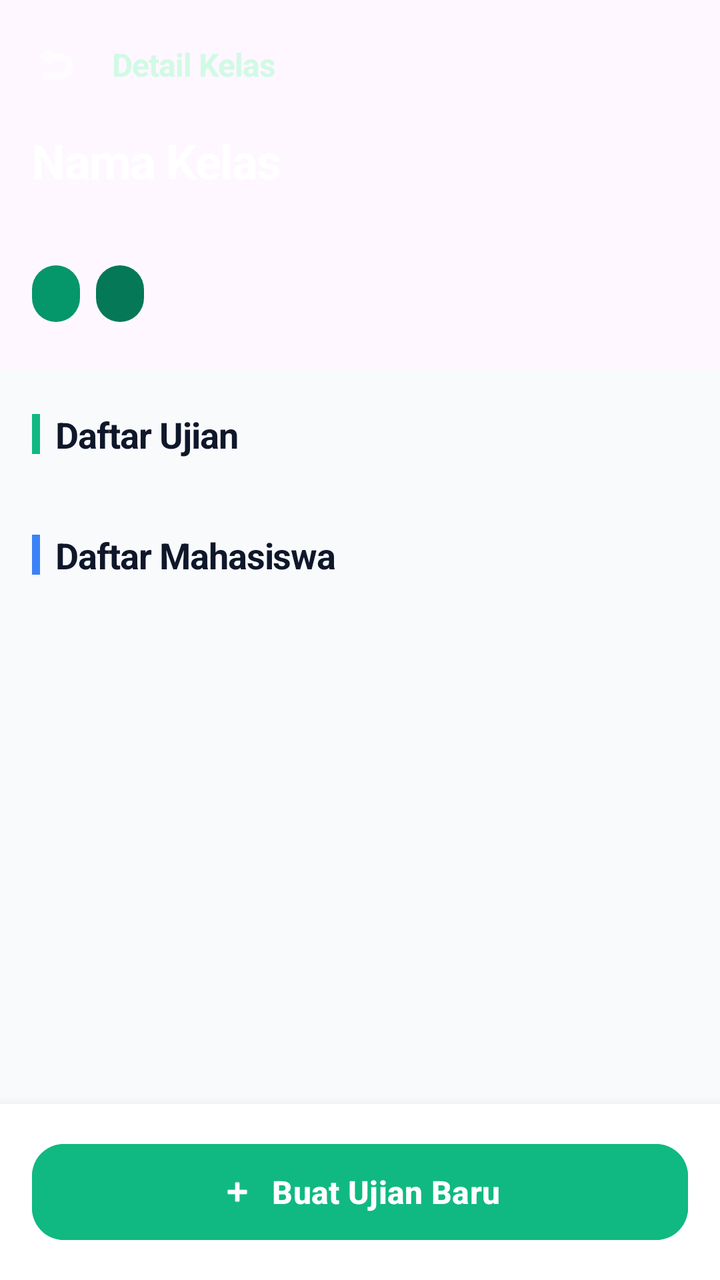
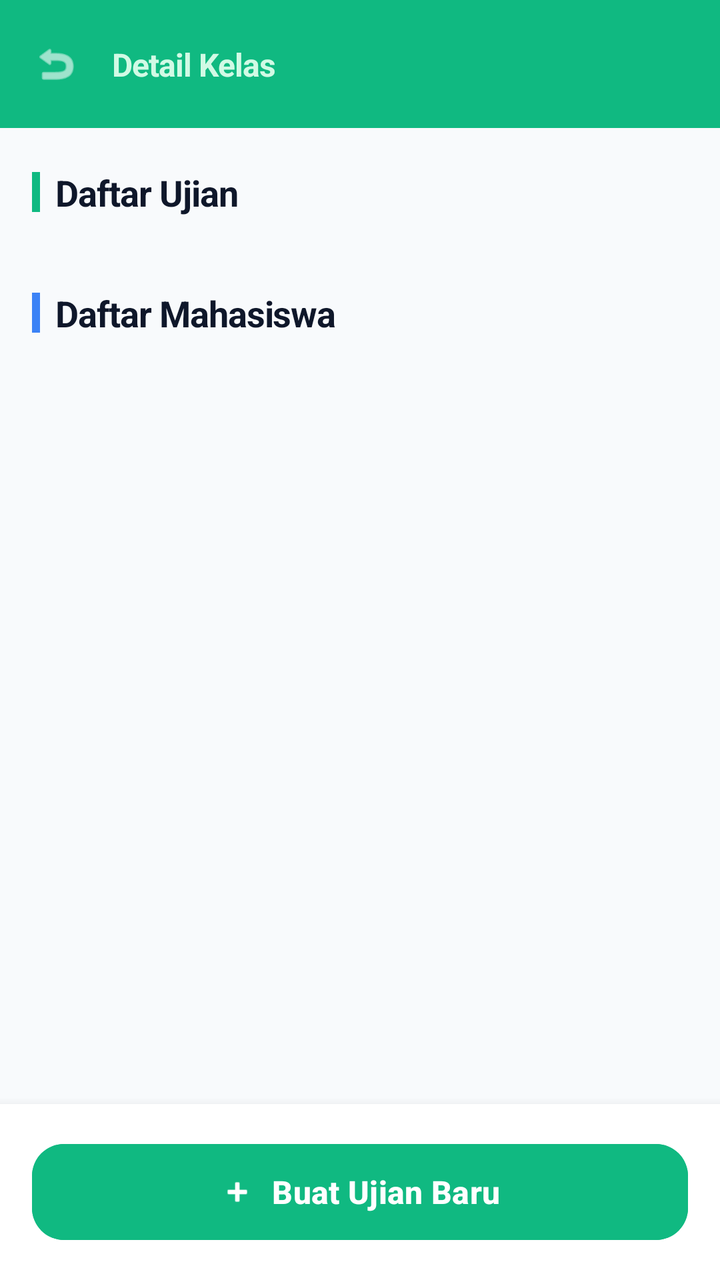

An Android layout rendered at two revisions. The XML below is the earlier revision; the diff shows what the commit changed to produce the second picture.
<!-- AndroidManifest.xml: application theme Theme.IFUnjaniExam -->
<!-- res/layout/activity_dosen_class_detail.xml -->
<?xml version="1.0" encoding="utf-8"?>
<androidx.coordinatorlayout.widget.CoordinatorLayout xmlns:android="http://schemas.android.com/apk/res/android"
    xmlns:app="http://schemas.android.com/apk/res-auto"
    android:layout_width="match_parent"
    android:layout_height="match_parent"
    android:background="#F8FAFC">

    <com.google.android.material.appbar.AppBarLayout
        android:id="@+id/appBarLayout"
        android:layout_width="match_parent"
        android:layout_height="wrap_content"
        app:elevation="0dp"
        app:backgroundTint="#10B981"
        app:layout_constraintTop_toTopOf="parent">

        <androidx.constraintlayout.widget.ConstraintLayout
            android:id="@+id/topBar"
            android:layout_width="match_parent"
            android:layout_height="?attr/actionBarSize">

            <ImageView
                android:id="@+id/btnBack"
                android:layout_width="40dp"
                android:layout_height="40dp"
                android:layout_marginStart="8dp"
                android:padding="8dp"
                android:src="@android:drawable/ic_menu_revert"
                app:tint="#FFFFFF"
                android:background="?attr/selectableItemBackgroundBorderless"
                android:clickable="true"
                android:focusable="true"
                app:layout_constraintBottom_toBottomOf="parent"
                app:layout_constraintStart_toStartOf="parent"
                app:layout_constraintTop_toTopOf="parent" />

            <TextView
                android:layout_width="wrap_content"
                android:layout_height="wrap_content"
                android:layout_marginStart="8dp"
                android:text="Detail Kelas"
                android:textColor="#D1FAE5"
                android:textSize="16sp"
                android:textStyle="bold"
                android:letterSpacing="-0.02"
                app:layout_constraintBottom_toBottomOf="parent"
                app:layout_constraintStart_toEndOf="@id/btnBack"
                app:layout_constraintTop_toTopOf="parent" />
        </androidx.constraintlayout.widget.ConstraintLayout>
        
        <LinearLayout
            android:layout_width="match_parent"
            android:layout_height="wrap_content"
            android:paddingHorizontal="16dp"
            android:paddingBottom="24dp"
            android:orientation="vertical">
            <TextView
                android:id="@+id/tvClassName"
                android:layout_width="match_parent"
                android:layout_height="wrap_content"
                android:text="Nama Kelas"
                android:textColor="#FFFFFF"
                android:textSize="24sp"
                android:textStyle="bold"
                android:letterSpacing="-0.02" />

            <TextView
                android:id="@+id/tvCourseName"
                android:layout_width="wrap_content"
                android:layout_height="wrap_content"
                android:layout_marginTop="4dp"
                android:textColor="#D1FAE5"
                android:textSize="15sp" />

            <LinearLayout
                android:layout_width="match_parent"
                android:layout_height="wrap_content"
                android:orientation="horizontal"
                android:layout_marginTop="12dp">

                
                <TextView
                    android:id="@+id/tvStudentCount"
                    android:layout_width="wrap_content"
                    android:layout_height="wrap_content"
                    android:background="@drawable/badge_teal"
                    android:backgroundTint="#059669"
                    android:paddingHorizontal="12dp"
                    android:paddingVertical="6dp"
                    android:textColor="#FFFFFF"
                    android:textSize="12sp"
                    android:layout_marginEnd="8dp" />

                
                <TextView
                    android:id="@+id/tvSemester"
                    android:layout_width="wrap_content"
                    android:layout_height="wrap_content"
                    android:background="@drawable/badge_green"
                    android:backgroundTint="#047857"
                    android:paddingHorizontal="12dp"
                    android:paddingVertical="6dp"
                    android:textColor="#FFFFFF"
                    android:textSize="12sp" />
            </LinearLayout>
        </LinearLayout>
    </com.google.android.material.appbar.AppBarLayout>

    <androidx.core.widget.NestedScrollView
        android:id="@+id/scrollContent"
        android:layout_width="match_parent"
        android:layout_height="match_parent"
        app:layout_behavior="@string/appbar_scrolling_view_behavior">

        <LinearLayout
            android:layout_width="match_parent"
            android:layout_height="wrap_content"
            android:orientation="vertical"
            android:paddingHorizontal="16dp"
            android:paddingTop="20dp"
            android:paddingBottom="100dp">

            <LinearLayout
                android:layout_width="match_parent"
                android:layout_height="wrap_content"
                android:gravity="center_vertical"
                android:orientation="horizontal"
                android:layout_marginBottom="12dp">

                <View
                    android:layout_width="4dp"
                    android:layout_height="20dp"
                    android:background="#10B981"
                    android:layout_marginEnd="8dp"
                    app:cornerRadius="2dp" />

                <TextView
                    android:layout_width="wrap_content"
                    android:layout_height="wrap_content"
                    android:text="Daftar Ujian"
                    android:textColor="#0F172A"
                    android:textSize="18sp"
                    android:textStyle="bold"
                    android:letterSpacing="-0.02" />
            </LinearLayout>

            <androidx.recyclerview.widget.RecyclerView
                android:id="@+id/rvExams"
                android:layout_width="match_parent"
                android:layout_height="wrap_content"
                android:nestedScrollingEnabled="false" />

            <TextView
                android:id="@+id/tvEmptyExams"
                android:layout_width="match_parent"
                android:layout_height="wrap_content"
                android:gravity="center"
                android:paddingVertical="12dp"
                android:text="Belum ada ujian di kelas ini"
                android:textColor="#64748B"
                android:textSize="14sp"
                android:visibility="gone" />

            
            <LinearLayout
                android:layout_width="match_parent"
                android:layout_height="wrap_content"
                android:gravity="center_vertical"
                android:orientation="horizontal"
                android:layout_marginTop="24dp"
                android:layout_marginBottom="12dp">

                <View
                    android:layout_width="4dp"
                    android:layout_height="20dp"
                    android:background="#3B82F6"
                    android:layout_marginEnd="8dp"
                    app:cornerRadius="2dp" />

                <TextView
                    android:layout_width="wrap_content"
                    android:layout_height="wrap_content"
                    android:text="Daftar Mahasiswa"
                    android:textColor="#0F172A"
                    android:textSize="18sp"
                    android:textStyle="bold"
                    android:letterSpacing="-0.02" />
            </LinearLayout>

            <androidx.recyclerview.widget.RecyclerView
                android:id="@+id/rvStudents"
                android:layout_width="match_parent"
                android:layout_height="wrap_content"
                android:nestedScrollingEnabled="false" />

            <TextView
                android:id="@+id/tvEmptyStudents"
                android:layout_width="match_parent"
                android:layout_height="wrap_content"
                android:gravity="center"
                android:paddingVertical="12dp"
                android:text="Belum ada mahasiswa di kelas ini"
                android:textColor="#64748B"
                android:textSize="14sp"
                android:visibility="gone" />

        </LinearLayout>
    </androidx.core.widget.NestedScrollView>

    <LinearLayout
        android:id="@+id/bottomBar"
        android:layout_width="match_parent"
        android:layout_height="wrap_content"
        android:layout_gravity="bottom"
        android:background="#FFFFFF"
        android:elevation="8dp"
        android:padding="16dp">

        <com.google.android.material.button.MaterialButton
            android:id="@+id/btnCreateExam"
            android:layout_width="match_parent"
            android:layout_height="56dp"
            android:text="Buat Ujian Baru"
            android:backgroundTint="#10B981"
            android:textColor="#FFFFFF"
            android:textSize="16sp"
            android:textStyle="bold"
            app:icon="@android:drawable/ic_input_add"
            app:iconTint="#FFFFFF"
            app:iconGravity="textStart"
            app:cornerRadius="16dp" />
    </LinearLayout>

    
    <ProgressBar
        android:id="@+id/progressBar"
        android:layout_width="wrap_content"
        android:layout_height="wrap_content"
        android:layout_gravity="center"
        android:indeterminateTint="#10B981"
        android:visibility="gone" />

</androidx.coordinatorlayout.widget.CoordinatorLayout>
<!-- resources referenced by this layout -->
<resources>
  <!-- drawable badge_green (drawable) -->
  <?xml version="1.0" encoding="utf-8"?>
  <shape xmlns:android="http://schemas.android.com/apk/res/android"
      android:shape="rectangle">
      <solid android:color="#27ae60" />
      <corners android:radius="20dp" />
  </shape>
  <!-- drawable badge_teal (drawable) -->
  <?xml version="1.0" encoding="utf-8"?>
  <shape xmlns:android="http://schemas.android.com/apk/res/android"
      android:shape="rectangle">
      <solid android:color="#1abc9c" />
      <corners android:radius="20dp" />
  </shape>
  <style name="Theme.IFUnjaniExam" parent="Base.Theme.IFUnjaniExam" />
  <style name="Base.Theme.IFUnjaniExam" parent="Theme.Material3.DayNight.NoActionBar">
          
          
      </style>
</resources>

<!-- the commit's change to res/layout/activity_dosen_class_detail.xml (unified diff, before → after) -->
@@ -10,7 +10,7 @@
         android:layout_width="match_parent"
         android:layout_height="wrap_content"
         app:elevation="0dp"
-        app:backgroundTint="#10B981"
+        android:background="#10B981"
         app:layout_constraintTop_toTopOf="parent">
 
         <androidx.constraintlayout.widget.ConstraintLayout
@@ -48,11 +48,13 @@
         </androidx.constraintlayout.widget.ConstraintLayout>
         
         <LinearLayout
+            android:id="@+id/headerContent"
             android:layout_width="match_parent"
             android:layout_height="wrap_content"
             android:paddingHorizontal="16dp"
             android:paddingBottom="24dp"
-            android:orientation="vertical">
+            android:orientation="vertical"
+            android:visibility="gone">
             <TextView
                 android:id="@+id/tvClassName"
                 android:layout_width="match_parent"
